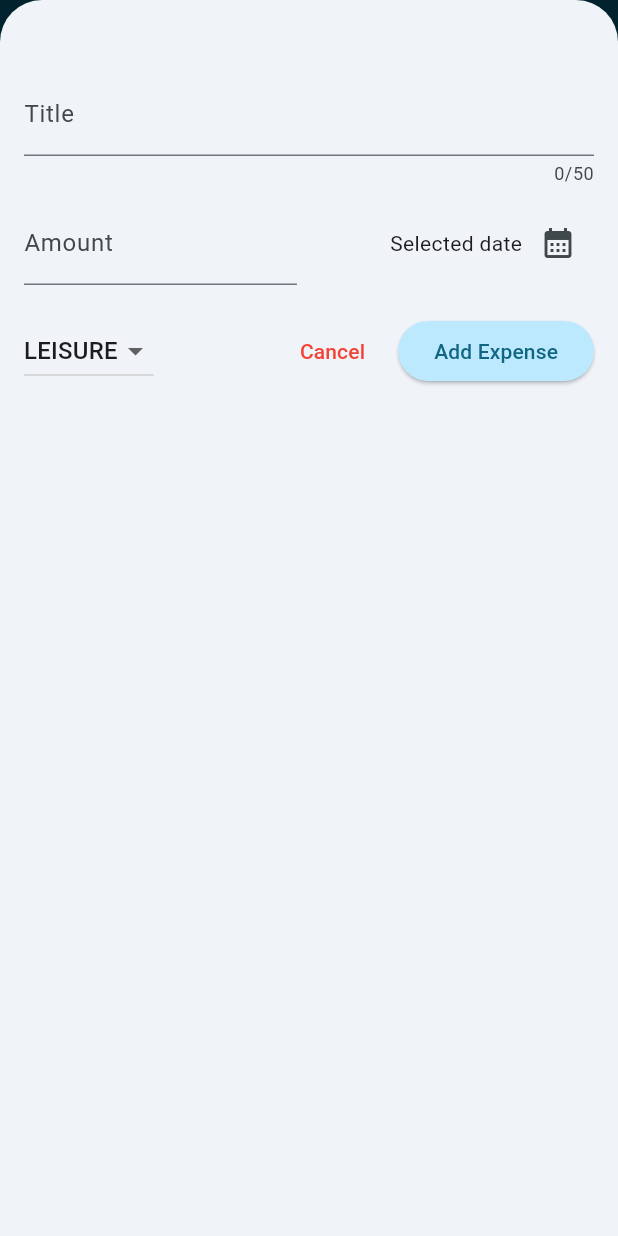
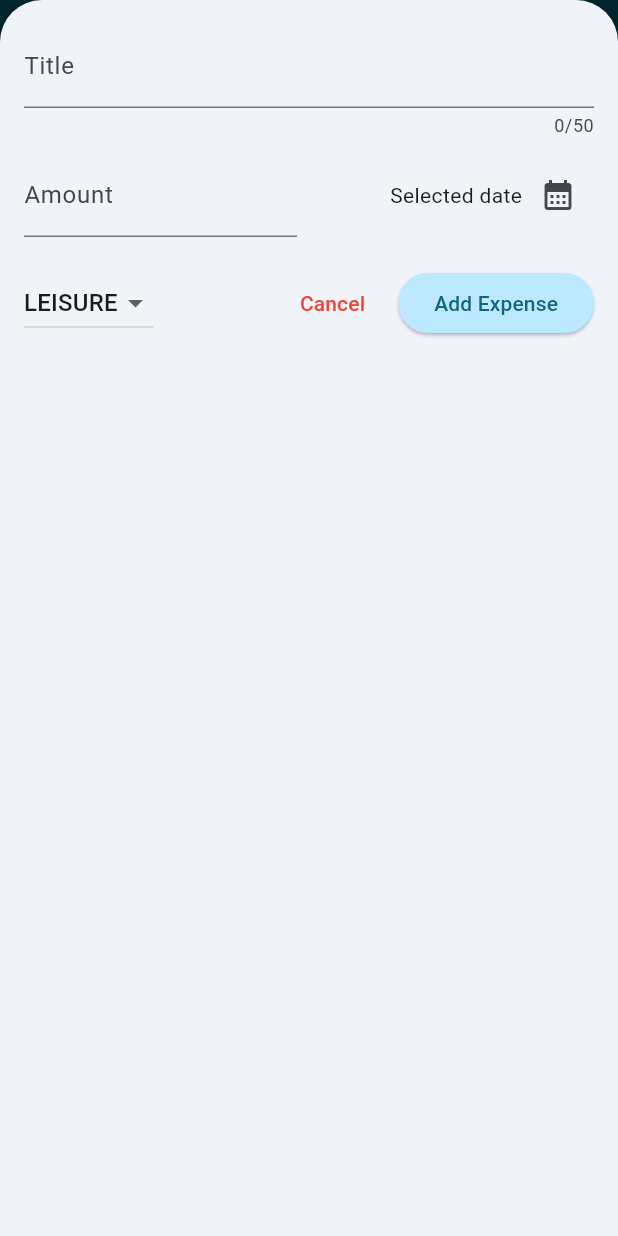
Before and after one commit to owenn2106/flutter-expense-tracker, a Flutter app: the screen it shows after launch, after a tap on the "add" icon, on a phone screen of 412 x 824 dp. Run offline on Flutter 3.47's test engine with Material 3 defaults, Android fonts, the phone set to English and light mode, and no system bars.

```diff
--- a/lib/main.dart
+++ b/lib/main.dart
@@ -7,6 +7,9 @@ void main() {
   WidgetsFlutterBinding.ensureInitialized();
   SystemChrome.setPreferredOrientations([
     DeviceOrientation.portraitUp,
+    DeviceOrientation.portraitDown,
+    DeviceOrientation.landscapeLeft,
+    DeviceOrientation.landscapeRight,
   ]).then(
     (fn) => runApp(
       const MyApp(),
--- a/lib/widgets/add_expense_form.dart
+++ b/lib/widgets/add_expense_form.dart
@@ -76,8 +76,14 @@ class _AddExpenseFormState extends State<AddExpenseForm> {
 
   @override
   Widget build(BuildContext context) {
-    return Padding(
-        padding: const EdgeInsets.fromLTRB(16, 48, 16, 16),
+    final keyboardSpace = MediaQuery.of(context).viewInsets.bottom;
+    // SizedBox is used to make the form takes the whole screen height
+    return SizedBox(
+      height: double.infinity,
+      // Makes the form scrollable when the keyboard is open
+      child: SingleChildScrollView(
+        child: Padding(
+            padding: EdgeInsets.fromLTRB(16, 16, 16, keyboardSpace + 16),
             child: Column(children: [
               TextField(
                 controller: _titleController,
@@ -157,6 +163,8 @@ class _AddExpenseFormState extends State<AddExpenseForm> {
                   ),
                 ],
               ),
-        ]));
+            ])),
+      ),
+    );
   }
 }
--- a/lib/widgets/expenses.dart
+++ b/lib/widgets/expenses.dart
@@ -60,6 +60,7 @@ class _ExpensesState extends State<Expenses> {
 
   void _openAddExpenseForm() {
     showModalBottomSheet(
+      useSafeArea: true, // So the modal does not overlap with the camera notch
       isScrollControlled: true,
       context: context,
       builder: (ctx) => AddExpenseForm(_addNewExpense),
@@ -68,6 +69,8 @@ class _ExpensesState extends State<Expenses> {
 
   @override
   Widget build(BuildContext context) {
+    final width = MediaQuery.of(context).size.width;
+
     Widget mainContent = const Center(
       child: Text("No expenses added yet."),
     );
@@ -91,9 +94,20 @@ class _ExpensesState extends State<Expenses> {
           ),
         ],
       ),
-      body: Column(
+      body: width < 600
+          ? Column(
               children: [
                 Chart(expenses: _registeredExpenses),
+                Expanded(
+                  child: mainContent,
+                ),
+              ],
+            )
+          : Row(
+              children: [
+                Expanded(
+                  child: Chart(expenses: _registeredExpenses),
+                ),
                 Expanded(
                   child: mainContent,
                 ),
```
Lines whose indentation alone changed are shown as unchanged.
